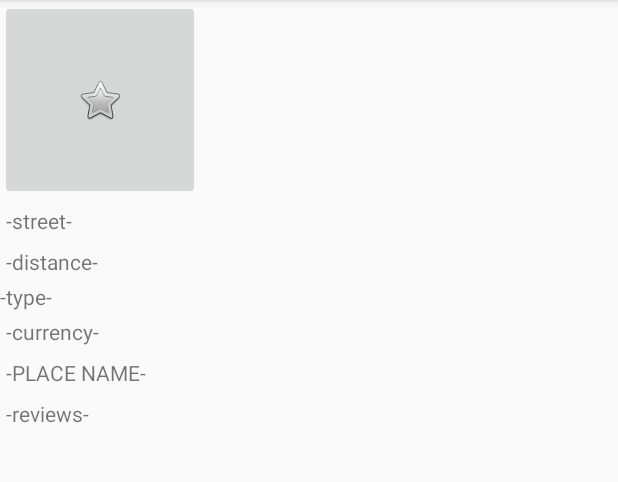
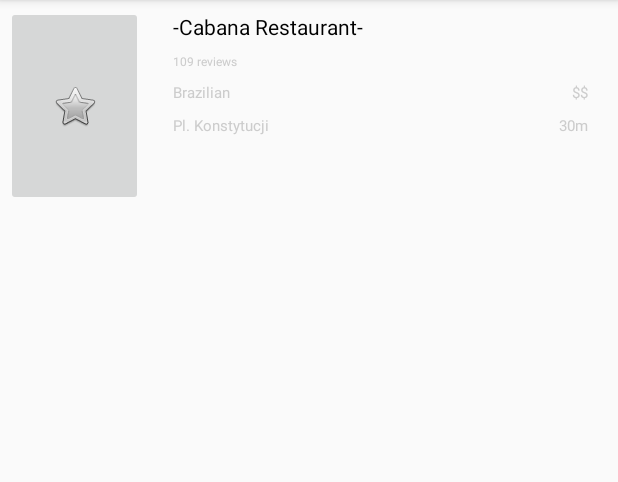
Before and after one commit to buoto/wawlunch, an Android app: the layout search_result_item_row.xml on its own in the app's theme, with its tools: preview values and no code run, on a phone screen of 412 x 824 dp, the part 84-566 px from its top. Run offline under Robolectric (Android 15) with nearby library versions, the light colour scheme and no system bars.

Commit message:
Search item row

```diff
--- a/android/app/src/main/res/layout/search_result_item_row.xml
+++ b/android/app/src/main/res/layout/search_result_item_row.xml
@@ -5,79 +5,97 @@
     android:layout_height="wrap_content"
     android:orientation="vertical">
 
-    <LinearLayout
+    <RelativeLayout
+        android:padding="@dimen/medium_padding"
         android:layout_width="match_parent"
-        android:layout_height="match_parent"
-        android:orientation="horizontal"></LinearLayout>
+        android:layout_height="match_parent">
 
         <ImageButton
-        android:layout_width="200px"
+            android:id="@+id/RestaurantImage"
+            android:layout_width="91dp"
             android:layout_height="200px"
+            android:layout_alignParentStart="true"
+            android:layout_centerVertical="true"
             android:src="@android:drawable/btn_star" />
 
-    <tag android:id="@+id/list_item_place"/>
+        <TextView
+            android:id="@+id/search_result_name"
+            android:layout_width="wrap_content"
+            android:layout_height="wrap_content"
+            android:layout_alignTop="@+id/RestaurantImage"
+            android:layout_marginStart="16dp"
+            android:layout_toEndOf="@+id/RestaurantImage"
+            android:padding="@dimen/medium_padding"
+            android:text="-Cabana Restaurant-"
+            android:textAlignment="textStart"
+            android:textColor="@android:color/black"
+            android:textStyle="normal"
+            android:typeface="sans"
+            app:layout_constraintStart_toStartOf="parent"
+            app:layout_constraintTop_toTopOf="parent" />
 
-        <LinearLayout
-            android:layout_width="match_parent"
-            android:layout_height="match_parent"
-            android:orientation="vertical">
+        <TextView
+            android:id="@+id/reviews"
+            android:layout_width="wrap_content"
+            android:layout_height="wrap_content"
+            android:layout_alignStart="@+id/search_result_name"
+            android:layout_below="@+id/search_result_name"
+            android:padding="@dimen/medium_padding"
+            android:text="109 reviews"
+            android:textColor="@color/colorDivider"
+            android:textSize="8sp" />
 
         <TextView
             android:id="@+id/street"
             android:layout_width="wrap_content"
             android:layout_height="wrap_content"
+            android:layout_alignStart="@+id/type"
+            android:layout_below="@+id/type"
             android:padding="@dimen/medium_padding"
-                android:text="-street-" />
+            android:text="Pl. Konstytucji"
+            android:textColor="@color/colorDivider"
+            android:textSize="10sp" />
 
         <TextView
             android:id="@+id/distance"
             android:layout_width="wrap_content"
             android:layout_height="wrap_content"
+            android:layout_alignEnd="@+id/currency"
+            android:layout_below="@+id/currency"
             android:padding="@dimen/medium_padding"
-                android:text="-distance-" />
-        </LinearLayout>
-
-        <LinearLayout
-            android:layout_width="match_parent"
-            android:layout_height="match_parent"
-            android:orientation="vertical">
+            android:text="30m"
+            android:textColor="@color/colorDivider"
+            android:textSize="10sp" />
 
         <TextView
             android:id="@+id/type"
             android:layout_width="wrap_content"
             android:layout_height="wrap_content"
-                android:text="-type-" />
+            android:layout_above="@+id/distance"
+            android:layout_alignStart="@+id/reviews"
+            android:layout_alignTop="@+id/currency"
+            android:padding="@dimen/medium_padding"
+            android:text="Brazilian"
+            android:textAlignment="viewStart"
+            android:textColor="@color/colorDivider"
+            android:textSize="10sp" />
 
         <TextView
             android:id="@+id/currency"
             android:layout_width="wrap_content"
             android:layout_height="wrap_content"
+            android:layout_alignParentEnd="true"
+            android:layout_below="@+id/reviews"
+            android:layout_marginEnd="12dp"
             android:padding="@dimen/medium_padding"
-                android:text="-currency-" />
-        </LinearLayout>
+            android:text="$$"
+            android:textColor="@color/colorDivider"
+            android:textSize="10sp" />
 
-        <LinearLayout
-            android:layout_width="match_parent"
-            android:layout_height="match_parent"
-            android:orientation="vertical">
+    </RelativeLayout>
 
-            <TextView
-                android:id="@+id/search_result_name"
-                android:layout_width="match_parent"
-                android:layout_height="wrap_content"
-                android:padding="@dimen/medium_padding"
-                android:text="-PLACE NAME-"
-                app:layout_constraintStart_toStartOf="parent"
-                app:layout_constraintTop_toTopOf="parent" />
-
-            <TextView
-                android:id="@+id/reviews"
-                android:layout_width="match_parent"
-                android:layout_height="wrap_content"
-                android:padding="@dimen/medium_padding"
-                android:text="-reviews-" />
-
-        </LinearLayout>
+    <tag android:id="@+id/list_item_place"/>
+    <tag android:id="@+id/list_item_street"/>
 
 
 </android.widget.LinearLayout>
```
Lines whose indentation alone changed are shown as unchanged.
